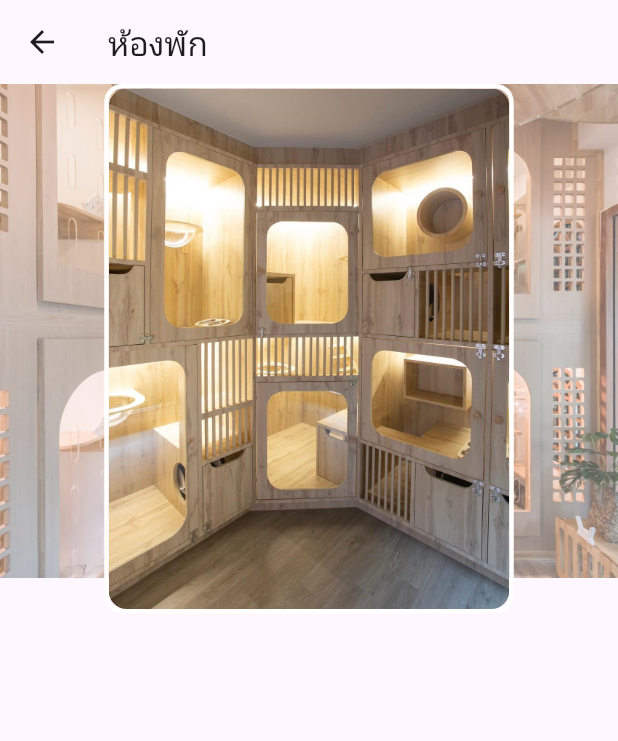
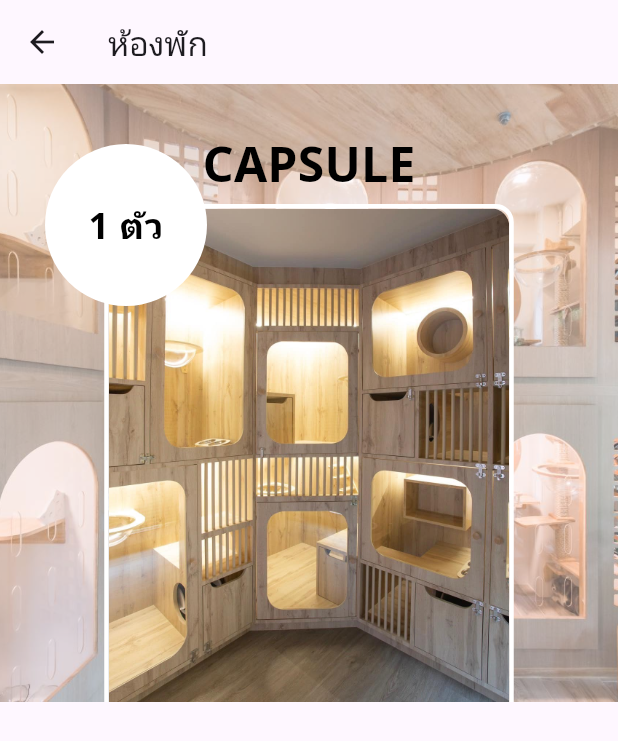
Before and after one commit to megnesiumm/pethotel_applications, a Flutter app: the RoomPage screen opened by its route, on a phone screen of 412 x 824 dp. Shown: the top 741 px of the screen. Run offline on Flutter 3.47's test engine with Material 3 defaults, Android fonts, the phone set to English and light mode, and no system bars; our stand-ins replace firebase_auth, flutter_svg, google_sign_in; missing offline and left inert: flutter_facebook_auth; accounts and stored records are empty; network calls fail.

Commit message:
feat: Enhance RoomPage header layout; improve image handling and add text styling for better presentation

```diff
--- a/lib/modules/room_page/pages/room_page.dart
+++ b/lib/modules/room_page/pages/room_page.dart
@@ -15,29 +15,44 @@ class RoomPage extends StatelessWidget {
 }
 
 Widget _buildHeader(BuildContext context) {
-  return Stack(
+  final screenHeight = MediaQuery.of(context).size.height;
+
+  return SizedBox(
+    height: screenHeight * 0.5,
+    child: Stack(
       children: [
-      Opacity(
+        // พื้นหลังโปร่ง
+        Positioned.fill(
+          child: Opacity(
             opacity: 0.65,
             child: Image.asset(
               'assets/images/homepage1.png',
-
-          height: MediaQuery.of(context).size.height * 0.4,
               fit: BoxFit.cover,
             ),
           ),
-      Center(
+        ),
+
+        // ข้อความ CAPSULE
+        Positioned(
+          top: 30,
+          left: 0,
+          right: 0,
+          child: Center(
             child: Text(
               'CAPSULE',
               style: TextStyle(
                 fontSize: 32,
                 fontWeight: FontWeight.bold,
                 color: Colors.black,
-            shadows: [],
               ),
             ),
           ),
-      Center(
+        ),
+
+        // รูปแมว
+        Positioned(
+          top: 80,
+          left: MediaQuery.of(context).size.width / 2 - 273 / 2,
           child: Container(
             width: 273,
             height: 353,
@@ -49,13 +64,36 @@ Widget _buildHeader(BuildContext context) {
               borderRadius: BorderRadius.circular(12),
               child: Image.asset(
                 'assets/images/cat4.png',
-              width: 273,
-              height: 353,
                 fit: BoxFit.cover,
               ),
             ),
           ),
         ),
+
+        // กล่องข้อความ "1 ตัว"
+        Positioned(
+          top: 40,
+          left: 30,
+          child: Container(
+            width: 108,
+            height: 108,
+            decoration: BoxDecoration(
+              borderRadius: BorderRadius.circular(90),
+              color: Colors.white,
+            ),
+            child: Center(
+              child: Text(
+                '1 ตัว',
+                style: TextStyle(
+                  fontSize: 24,
+                  fontWeight: FontWeight.bold,
+                  color: Colors.black,
+                ),
+              ),
+            ),
+          ),
+        ),
       ],
+    ),
   );
 }
```
Lines whose indentation alone changed are shown as unchanged.
